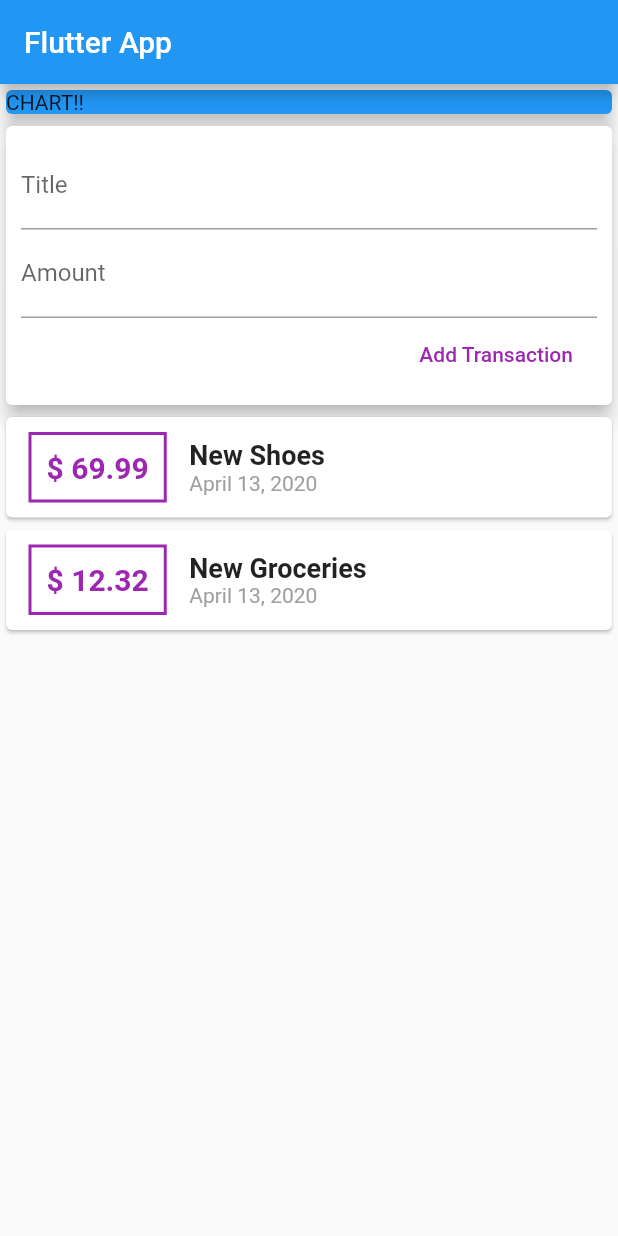
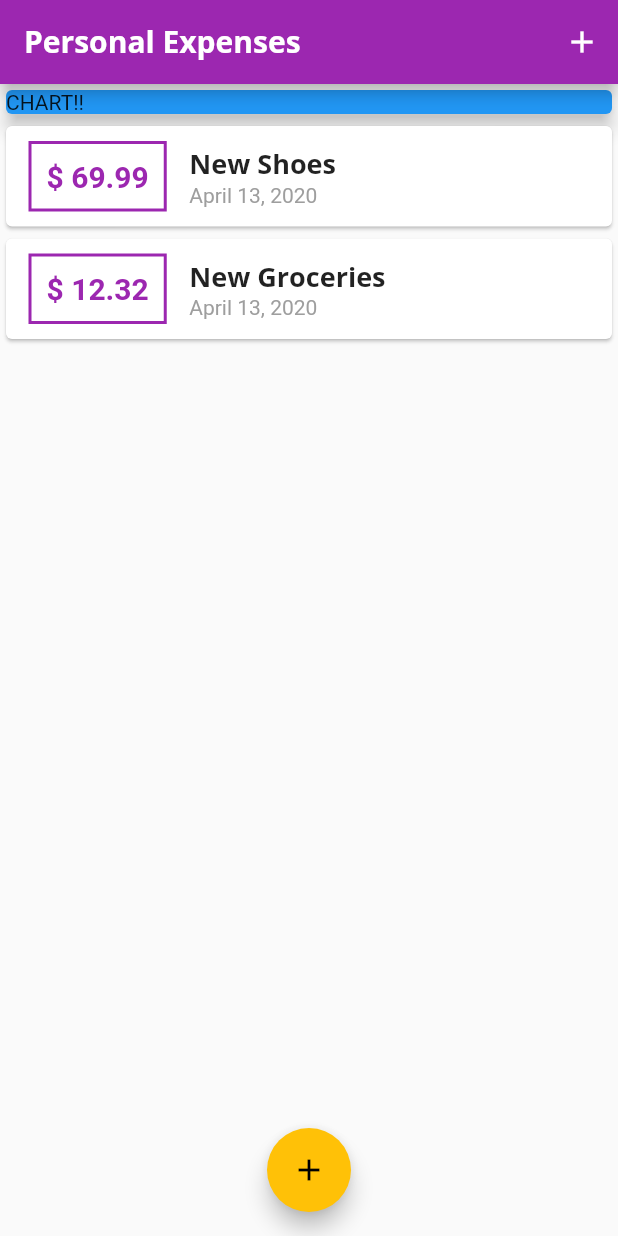
Before and after one commit to yashraj021/expense_planner, a Flutter app: the screen it shows after launch, on a phone screen of 412 x 824 dp. Run offline on Flutter 3.47's test engine with Material 2 defaults, Android fonts, the phone set to English and light mode, and no system bars.

Commit message:
Added custom fonts. Added Modal and Floating button.

```diff
--- a/lib/main.dart
+++ b/lib/main.dart
@@ -1,6 +1,8 @@
+import 'package:expense_planner/widgets/new_transaction.dart';
+import 'package:expense_planner/widgets/transaction_list.dart';
 import 'package:flutter/material.dart';
 
-import './widgets/user_transaction.dart';
+import './models/transaction.dart';
 
 void main() => runApp(MyApp());
 
@@ -8,21 +10,92 @@ class MyApp extends StatelessWidget {
   @override
   Widget build(BuildContext context) {
     return MaterialApp(
-      title: 'Flutter App',
+      title: 'Personal expenses',
+      theme: ThemeData(
+        primarySwatch: Colors.purple,
+        accentColor: Colors.amber,
+        fontFamily: 'Quicksand',
+        textTheme: ThemeData.light().textTheme.copyWith(
+                title: TextStyle(
+                  fontFamily: 'OpenSans',
+                  fontWeight: FontWeight.bold,
+                  fontSize: 18,
+                ),
+              ),
+        appBarTheme: AppBarTheme(
+          textTheme: ThemeData.light().textTheme.copyWith(
+                title: TextStyle(
+                  fontFamily: 'OpenSans',
+                  fontWeight: FontWeight.bold,
+                  fontSize: 20,
+                ),
+              ),
+        ),
+      ),
       home: MyHomePage(),
     );
   }
 }
 
-class MyHomePage extends StatelessWidget {
+class MyHomePage extends StatefulWidget {
+  @override
+  _MyHomePageState createState() => _MyHomePageState();
+}
+
+class _MyHomePageState extends State<MyHomePage> {
+  final List<Transaction> _userTransactions = [
+    Transaction(
+      id: 't1',
+      title: 'New Shoes',
+      amount: 69.99,
+      date: DateTime.now(),
+    ),
+    Transaction(
+      id: 't2',
+      title: 'New Groceries',
+      amount: 12.32,
+      date: DateTime.now(),
+    ),
+  ];
+
+  void _addNewTransaction(String title, double amount) {
+    final newTx = Transaction(
+        title: title,
+        amount: amount,
+        id: DateTime.now().toString(),
+        date: DateTime.now());
+
+    setState(() {
+      _userTransactions.add(newTx);
+    });
+  }
+
+  void _startAddNewTransaction(BuildContext ctx) {
+    showModalBottomSheet(
+        context: ctx,
+        builder: (_) {
+          return GestureDetector(
+            onTap: () {},
+            child: NewTransaction(_addNewTransaction),
+            behavior: HitTestBehavior.opaque,
+          );
+        });
+  }
 
   @override
   Widget build(BuildContext context) {
     return Scaffold(
       appBar: AppBar(
-        title: Text('Flutter App'),
+        title: Text('Personal Expenses'),
+        actions: <Widget>[
+          IconButton(
+            icon: Icon(Icons.add),
+            onPressed: () => _startAddNewTransaction(context),
           ),
-      body: Column(
+        ],
+      ),
+      body: SingleChildScrollView(
+        child: Column(
           // mainAxisAlignment: MainAxisAlignment.spaceAround,
           crossAxisAlignment: CrossAxisAlignment.stretch,
           children: <Widget>[
@@ -34,8 +107,14 @@ class MyHomePage extends StatelessWidget {
                 elevation: 5,
               ),
             ),
-          UserTransaction()
+            TransactionList(_userTransactions),
           ],
+        ),
+      ),
+      floatingActionButtonLocation: FloatingActionButtonLocation.centerFloat,
+      floatingActionButton: FloatingActionButton(
+        child: Icon(Icons.add),
+        onPressed: () => _startAddNewTransaction(context),
       ),
     );
   }
--- a/lib/widgets/transaction_list.dart
+++ b/lib/widgets/transaction_list.dart
@@ -11,8 +11,10 @@ class TransactionList extends StatelessWidget {
 
   @override
   Widget build(BuildContext context) {
-    return Column(
-      children: userTransactions.map((tx) {
+    return Container(
+      height: 300,
+      child: ListView.builder(
+        itemBuilder: (ctx, index) {
           return Card(
             child: Row(
               children: <Widget>[
@@ -24,15 +26,15 @@ class TransactionList extends StatelessWidget {
                   ),
                   decoration: BoxDecoration(
                       border: Border.all(
-                  color: Colors.purple,
+                    color: Theme.of(context).primaryColor,
                     width: 2,
                   )),
                   child: Text(
-                  '\$ ${tx.amount}',
+                    '\$ ${userTransactions[index].amount.toStringAsFixed(2)}',
                     style: TextStyle(
                       fontWeight: FontWeight.bold,
                       fontSize: 20,
-                    color: Colors.purple,
+                      color: Theme.of(context).primaryColor,
                     ),
                   ),
                 ),
@@ -41,11 +43,11 @@ class TransactionList extends StatelessWidget {
                   crossAxisAlignment: CrossAxisAlignment.start,
                   children: <Widget>[
                     Text(
-                    tx.title,
-                    style: TextStyle(fontWeight: FontWeight.bold, fontSize: 18),
+                      userTransactions[index].title,
+                      style: Theme.of(context).textTheme.title,
                     ),
                     Text(
-                    DateFormat.yMMMMd().format(tx.date),
+                      DateFormat.yMMMMd().format(userTransactions[index].date),
                       style: TextStyle(color: Colors.grey),
                     ),
                   ],
@@ -53,7 +55,9 @@ class TransactionList extends StatelessWidget {
               ],
             ),
           );
-      }).toList(),
+        },
+        itemCount: userTransactions.length,
+      ),
     );
   }
 }
--- a/lib/widgets/user_transaction.dart
+++ /dev/null
@@ -1,49 +0,0 @@
-import 'package:flutter/material.dart';
-
-import './transaction_list.dart';
-import './new_transaction.dart';
-import '../models/transaction.dart';
-
-class UserTransaction extends StatefulWidget {
-  @override
-  _UserTransactionState createState() => _UserTransactionState();
-}
-
-class _UserTransactionState extends State<UserTransaction> {
-  final List<Transaction> _userTransactions = [
-    Transaction(
-      id: 't1',
-      title: 'New Shoes',
-      amount: 69.99,
-      date: DateTime.now(),
-    ),
-    Transaction(
-      id: 't2',
-      title: 'New Groceries',
-      amount: 12.32,
-      date: DateTime.now(),
-    ),
-  ];
-
-  void _addNewTransaction(String title, double amount) {
-    final newTx = Transaction(
-        title: title,
-        amount: amount,
-        id: DateTime.now().toString(),
-        date: DateTime.now());
-
-    setState(() {
-      _userTransactions.add(newTx);
-    });
-  }
-
-  @override
-  Widget build(BuildContext context) {
-    return Column(
-      children: <Widget>[
-        NewTransaction(_addNewTransaction),
-        TransactionList(_userTransactions),
-      ],
-    );
-  }
-}
```
Also changed, not shown: lib/widgets/new_transaction.dart (+30 -7 lines), pubspec.yaml (+12 -6 lines), assets/fonts/OpenSans-Bold.ttf (added), assets/fonts/OpenSans-Regular.ttf (added), assets/fonts/Quicksand-Bold.ttf (added), assets/fonts/Quicksand-Light.ttf (added), assets/fonts/Quicksand-Medium.ttf (added), assets/fonts/Quicksand-Regular.ttf (added). Lines whose indentation alone changed are shown as unchanged.
